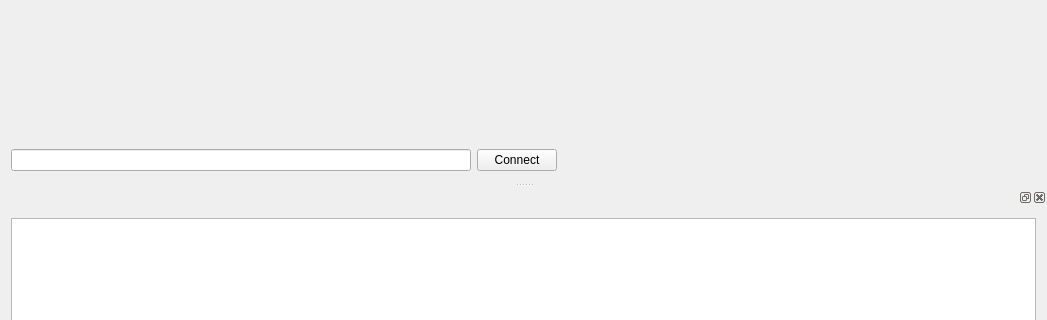
This is pc/Gui.ui in ArnaudValensi/waterbear-communication as Qt 5 draws it before an edit; both pictures show x 0 to 1047 and y 231 to 551 of the 1047 by 674 pixel window. The edited form follows.
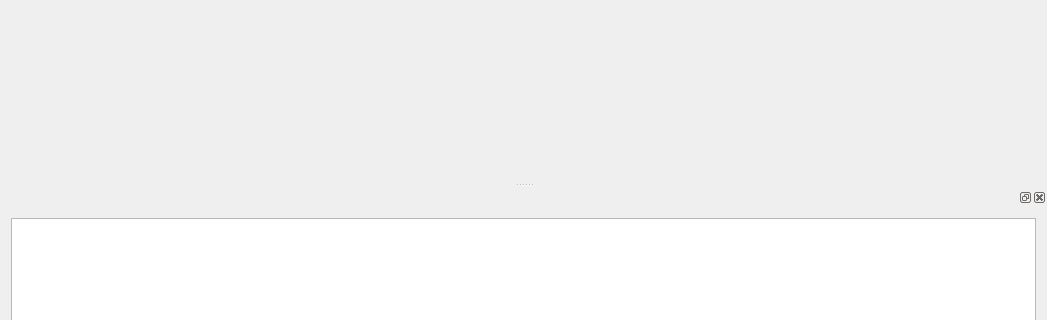
This is the edited form. Icons and pictures are not drawn.

The edit to the form file:
```diff
--- a/pc/Gui.ui
+++ b/pc/Gui.ui
@@ -19,53 +19,6 @@
   </property>
   <widget class="QWidget" name="centralWidget">
    <layout class="QGridLayout" name="gridLayout_2">
-    <item row="0" column="0">
-     <layout class="QGridLayout" name="gridLayoutWorkSpace">
-      <item row="0" column="1">
-       <spacer name="horizontalSpacer">
-        <property name="orientation">
-         <enum>Qt::Horizontal</enum>
-        </property>
-        <property name="sizeHint" stdset="0">
-         <size>
-          <width>40</width>
-          <height>20</height>
-         </size>
-        </property>
-       </spacer>
-      </item>
-      <item row="0" column="0">
-       <layout class="QHBoxLayout" name="tab1Layout"/>
-      </item>
-     </layout>
-    </item>
-    <item row="1" column="0">
-     <layout class="QHBoxLayout" name="horizontalLayout_2">
-      <item>
-       <widget class="QLineEdit" name="lineEditPort"/>
-      </item>
-      <item>
-       <widget class="QPushButton" name="pushButtonConnect">
-        <property name="text">
-         <string>Connect</string>
-        </property>
-       </widget>
-      </item>
-      <item>
-       <spacer name="horizontalSpacer_3">
-        <property name="orientation">
-         <enum>Qt::Horizontal</enum>
-        </property>
-        <property name="sizeHint" stdset="0">
-         <size>
-          <width>40</width>
-          <height>20</height>
-         </size>
-        </property>
-       </spacer>
-      </item>
-     </layout>
-    </item>
     <item row="0" column="1">
      <spacer name="verticalSpacer">
       <property name="orientation">
```
Left out of the diff: 20 changed lines with no effect on the pictures.
